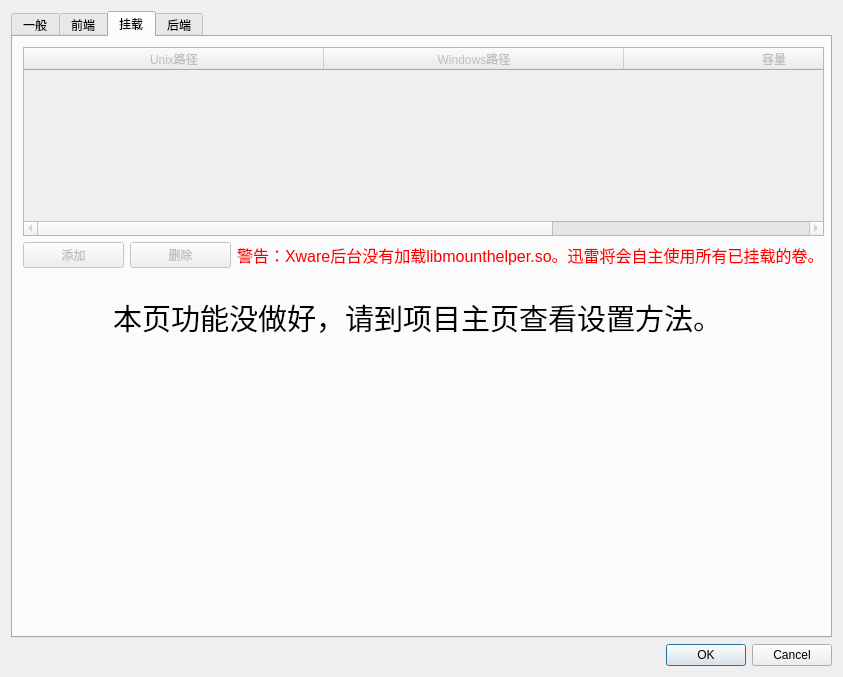
First picture: the form in src/frontend/ui/settings.ui, repository Xinkai/XwareDesktop, before the edit.
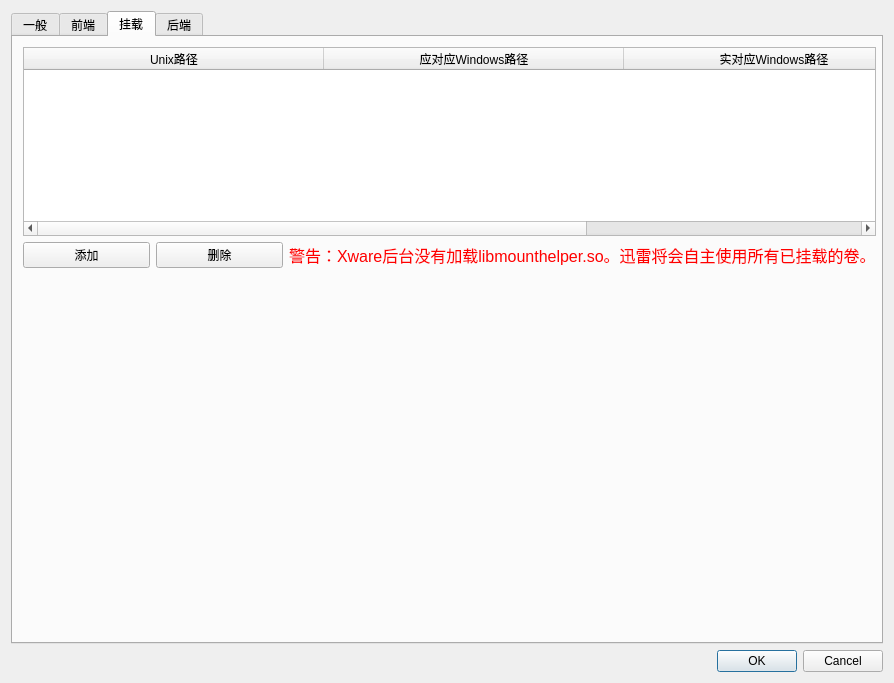
Second picture: the form after the edit. The open tabs and pages were chosen to show the change. Icons and pictures are not drawn.

```diff
--- a/src/frontend/ui/settings.ui
+++ b/src/frontend/ui/settings.ui
@@ -6,8 +6,8 @@
    <rect>
     <x>0</x>
     <y>0</y>
-    <width>843</width>
-    <height>677</height>
+    <width>894</width>
+    <height>683</height>
    </rect>
   </property>
   <property name="windowTitle">
@@ -184,7 +184,7 @@
         <rect>
          <x>10</x>
          <y>10</y>
-         <width>801</width>
+         <width>853</width>
          <height>221</height>
         </rect>
        </property>
@@ -192,7 +192,7 @@
         <item>
          <widget class="QTableWidget" name="table_mounts">
           <property name="enabled">
-           <bool>false</bool>
+           <bool>true</bool>
           </property>
           <property name="sizePolicy">
            <sizepolicy hsizetype="Expanding" vsizetype="Expanding">
@@ -219,12 +219,12 @@
           </column>
           <column>
            <property name="text">
-            <string>Windows路径</string>
+            <string>应对应Windows路径</string>
            </property>
           </column>
           <column>
            <property name="text">
-            <string>容量</string>
+            <string>实对应Windows路径</string>
            </property>
           </column>
          </widget>
@@ -234,7 +234,7 @@
           <item>
            <widget class="QPushButton" name="pushButton">
             <property name="enabled">
-             <bool>false</bool>
+             <bool>true</bool>
             </property>
             <property name="text">
              <string>添加</string>
@@ -244,7 +244,7 @@
           <item>
            <widget class="QPushButton" name="pushButton_2">
             <property name="enabled">
-             <bool>false</bool>
+             <bool>true</bool>
             </property>
             <property name="text">
              <string>删除</string>
@@ -270,24 +270,6 @@
         </item>
        </layout>
       </widget>
-      <widget class="QLabel" name="label_2">
-       <property name="geometry">
-        <rect>
-         <x>100</x>
-         <y>260</y>
-         <width>611</width>
-         <height>41</height>
-        </rect>
-       </property>
-       <property name="font">
-        <font>
-         <pointsize>22</pointsize>
-        </font>
-       </property>
-       <property name="text">
-        <string>本页功能没做好，请到项目主页查看设置方法。</string>
-       </property>
-      </widget>
      </widget>
      <widget class="QWidget" name="tab_backend">
       <attribute name="title">
```
Left out of the diff: 16 changed lines with no effect on the pictures.
